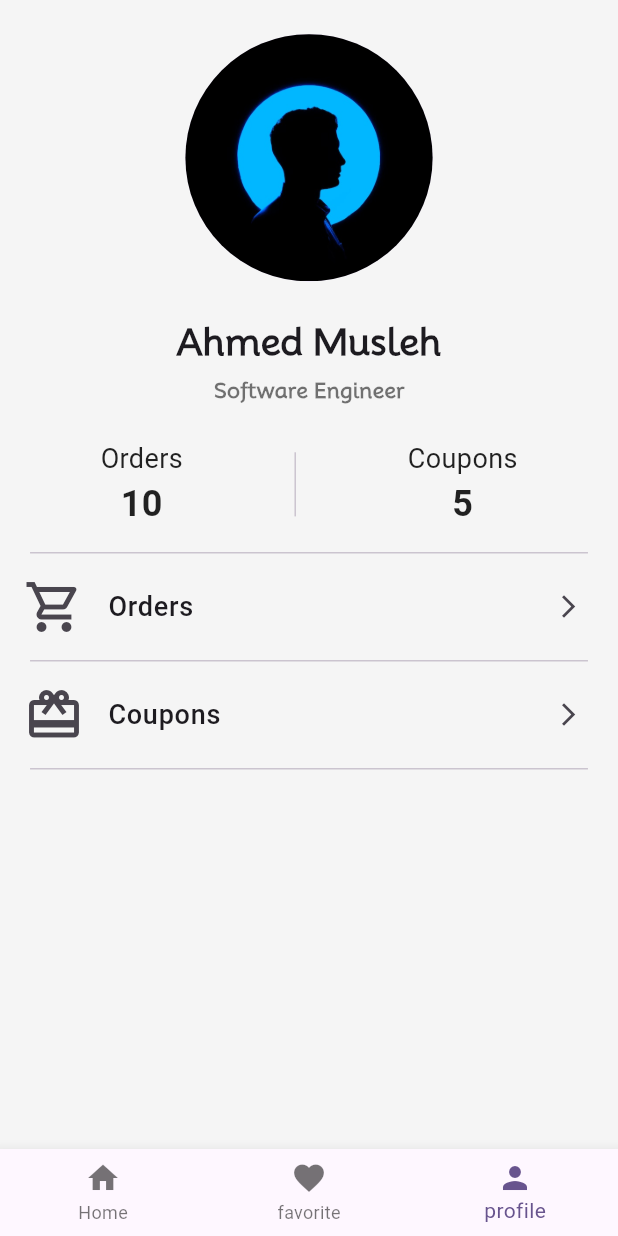
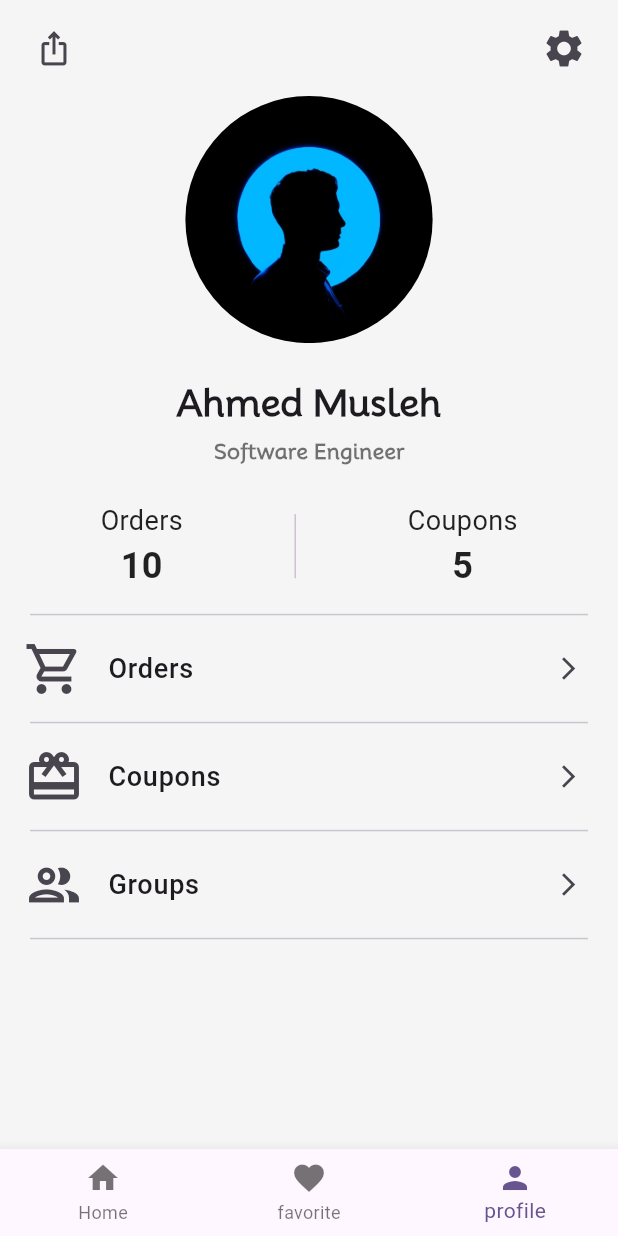
Before and after one commit to AhmedMusleh1/food_appication, a Flutter app: the screen it shows after launch, item 3 of the bottom bar chosen, on a phone screen of 412 x 824 dp. Run offline on Flutter 3.47's test engine with Material 2 defaults, Android fonts, the phone set to English and light mode, and no system bars; our stand-ins replace readmore.

Commit message:
third commit

```diff
--- a/lib/assets_factory/product_factoy.dart
+++ b/lib/assets_factory/product_factoy.dart
@@ -1,15 +1,15 @@
 class ProductFactory {
   // [Burger] images initialization
-  static const String baconBurger = "assets/images/burgers/bacon_burger.jpg";
+  static const String baconBurger = "assets/images/burgers/bacon_burger.jpeg";
   static const String chickenBurger =
-      "assets/images/burgers/chicken_burger.jpg";
+      "assets/images/burgers/chicken_burger.png";
   static const String classicBurger =
       "assets/images/burgers/classic_burger.jpg";
   static const String onionBurger =
       "assets/images/burgers/fried_onion_burger.jpg";
   static const String kidsBurger = "assets/images/burgers/kids_burger.jpg";
   static const String mashromBurger =
-      "assets/images/burgers/mashrom_burger.jpg";
+      "assets/images/burgers/mashrom_burger.jpeg";
   static const String veganBurger = "assets/images/burgers/vegan_burger.jpg";
 
   // [desserts] images initialization
--- a/lib/components/product.dart
+++ b/lib/components/product.dart
@@ -318,7 +318,7 @@ List<Product> listOfProducts = [
       estimatedCookingTimeInMinutes: 5),
   Product(
       id: 30,
-      name: "Molton Cake>",
+      name: "Molton Cake",
       category: "Desserts",
       price: 5.5,
       sourceImg: ProductFactory.moltonCake,
--- a/lib/main.dart
+++ b/lib/main.dart
@@ -1,8 +1,5 @@
 import 'package:flutter/material.dart';
-import 'package:food_application/components/product.dart';
-import 'package:food_application/pages/detailed_product.dart';
 import 'package:food_application/pages/food_app_bottom_nav_bar.dart';
-import 'package:food_application/pages/home-page.dart';
 
 void main() {
   runApp(const MyApp());
--- a/lib/pages/detailed_product.dart
+++ b/lib/pages/detailed_product.dart
@@ -175,7 +175,7 @@ class _DetailedProductPageState extends State<DetailedProductPage> {
                           ),
                           SizedBox(height: screenHeight / 27.106875),
                           ReadMoreText(
-                            "this is ${widget.productItem.name} from  this is ${widget.productItem.name} from this is ${widget.productItem.name} from this is ${widget.productItem.name} from this is ${widget.productItem.name} from this is ${widget.productItem.name} from this is ${widget.productItem.name} from this is ${widget.productItem.name} from this is ${widget.productItem.name} from this is ${widget.productItem.name} from this is ${widget.productItem.name} from this is ${widget.productItem.name} from this is ${widget.productItem.name} from ",
+                            "this is ${widget.productItem.name} from ${widget.productItem.category} from this is ${widget.productItem.name} from this is ${widget.productItem.name} from this is ${widget.productItem.name} from this is ${widget.productItem.name} from this is ${widget.productItem.name} from this is ${widget.productItem.name} from this is ${widget.productItem.name} from this is ${widget.productItem.name} from this is ${widget.productItem.name} from this is ${widget.productItem.name} from this is ${widget.productItem.name} from ",
                             trimLines: 3,
                             lessStyle: const TextStyle(color: Colors.red),
                             moreStyle: const TextStyle(color: Colors.red),
@@ -199,7 +199,7 @@ class _DetailedProductPageState extends State<DetailedProductPage> {
             ),
             Padding(
               padding: EdgeInsets.symmetric(
-                  horizontal: 24.0, vertical: isMobileView ? 0.0 : 24.0),
+                  horizontal: 24.0, vertical: isMobileView ? 10.0 : 24.0),
               child: Row(
                 mainAxisAlignment: MainAxisAlignment.spaceBetween,
                 children: [
--- a/lib/pages/profile.dart
+++ b/lib/pages/profile.dart
@@ -24,15 +24,36 @@ class _ProfilePageState extends State<ProfilePage> {
     screenWidth > 800 ? isMobileView = false : true;
 
     return SafeArea(
-      child: SingleChildScrollView(
+      child: ListView(
+        children: [
+          Padding(
+            padding: const EdgeInsets.symmetric(horizontal: 12.0, vertical: 8),
+            child: Row(
+              mainAxisAlignment: MainAxisAlignment.spaceBetween,
+              children: [
+                IconButton(
+                    onPressed: () {},
+                    icon: const Icon(
+                      Icons.ios_share,
+                      size: 25,
+                    )),
+                IconButton(
+                  icon: const Icon(
+                    Icons.settings,
+                    size: 30,
+                  ),
+                  onPressed: () {},
+                )
+              ],
+            ),
+          ),
+          SingleChildScrollView(
             child: Center(
               child: Column(
                 children: [
-              SizedBox(
-                height: screenHeight / 36.1425,
-              ),
                   CircleAvatar(
-                radius: isMobileView ? screenHeight * 0.1 : screenHeight * 0.2,
+                    radius:
+                        isMobileView ? screenHeight * 0.1 : screenHeight * 0.2,
                     backgroundImage:
                         const AssetImage(MainImageFactory.profileImage),
                   ),
@@ -79,7 +100,8 @@ class _ProfilePageState extends State<ProfilePage> {
                   ),
                   if (!Platform.isIOS) ...[
                     const ListTileProfilePage(
-                    leadingIcon: Icons.shopping_cart_outlined, title: "Orders"),
+                        leadingIcon: Icons.shopping_cart_outlined,
+                        title: "Orders"),
                     Divider(
                       indent: screenWidth / 20.5714,
                       endIndent: screenWidth / 20.5714,
@@ -91,6 +113,13 @@ class _ProfilePageState extends State<ProfilePage> {
                       indent: screenWidth / 20.5714,
                       endIndent: screenWidth / 20.5714,
                     ),
+                    const ListTileProfilePage(
+                        leadingIcon: Icons.people_outline_outlined,
+                        title: "Groups"),
+                    Divider(
+                      indent: screenWidth / 20.5714,
+                      endIndent: screenWidth / 20.5714,
+                    ),
                   ] else
                     CupertinoListSection(
                       children: const [
@@ -98,14 +127,19 @@ class _ProfilePageState extends State<ProfilePage> {
                             leadingIcon: Icons.shopping_cart_outlined,
                             title: "Orders"),
                         ListTileProfilePage(
-                        leadingIcon: Icons.card_giftcard_outlined,
+                            leadingIcon: Icons.wallet_giftcard_rounded,
                             title: "Coupons"),
+                        ListTileProfilePage(
+                            leadingIcon: Icons.people_outline_outlined,
+                            title: "Communities"),
                       ],
-                )
+                    ),
                 ],
               ),
             ),
           ),
+        ],
+      ),
     );
   }
 }
```
Also changed, not shown: assets/images/burgers/bacon_burger.jpeg (added), assets/images/burgers/bacon_burger.jpg (deleted), assets/images/burgers/chicken_burger.jpg (deleted), assets/images/burgers/chicken_burger.png (added), assets/images/burgers/mashrom_burger.jpeg (added), assets/images/burgers/vegan_burger.jpg, assets/images/fried_chicken/fried_chicken.jpg, assets/images/fried_chicken/tenders.jpg, assets/images/fries/cheese_fries.jpg. Lines whose indentation alone changed are shown as unchanged.
